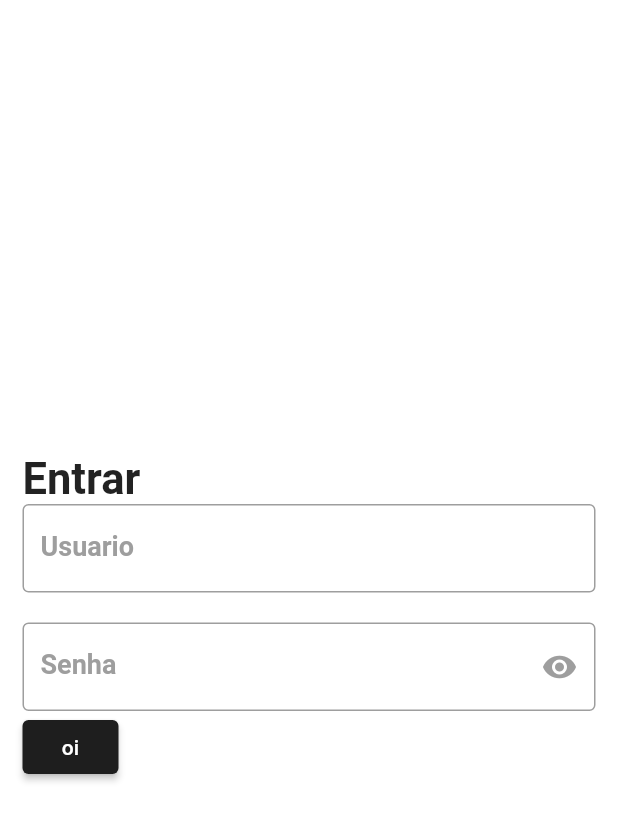
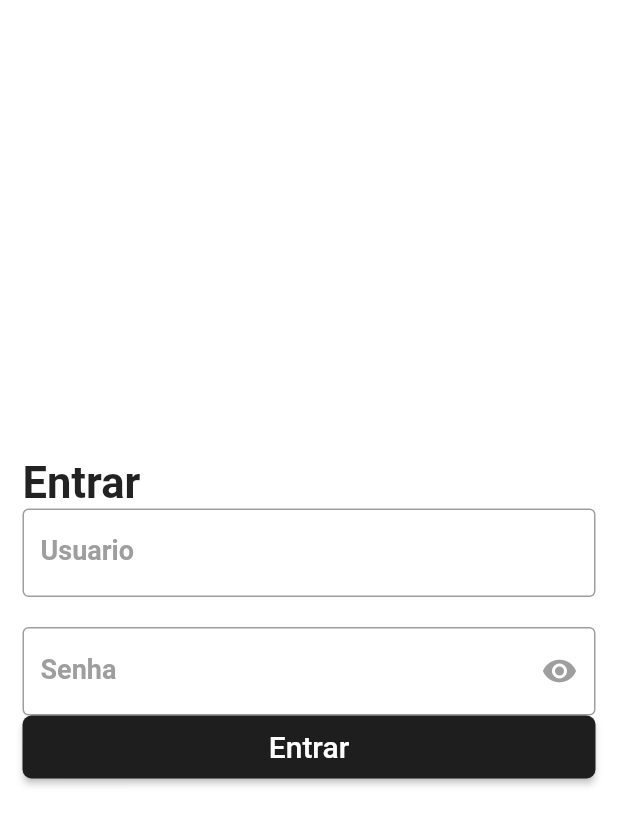
Before and after one commit to NeoSolutions2022/JudoApp, a Flutter app: the screen it shows after launch, on a phone screen of 412 x 824 dp. Shown: the top 825 px of the screen. Run offline on Flutter 3.47's test engine with Material 2 defaults, Android fonts, the light colour scheme and no system bars; our stand-ins replace get_it.

Commit message:
Create ElevatedButton for login page, and create news methods at login_view_model

```diff
--- a/judoapp/lib/app/View/login_page/login_page.dart
+++ b/judoapp/lib/app/View/login_page/login_page.dart
@@ -1,4 +1,5 @@
 import 'package:flutter/material.dart';
+import 'package:judoapp/app/View/login_page/widgets/ElevatedButton/elevated_button_login.dart';
 
 import 'package:judoapp/app/View_Model/View_Model.dart';
 
@@ -18,8 +19,8 @@ class LoginPage extends StatelessWidget {
         child: Column(
           mainAxisAlignment: MainAxisAlignment.center,
           crossAxisAlignment: CrossAxisAlignment.start,
-          children: [
-            const FittedBox(
+          children: const [
+            FittedBox(
               fit: BoxFit.fitWidth,
               child: Text(
                 'Entrar',
@@ -29,11 +30,8 @@ class LoginPage extends StatelessWidget {
                 ),
               ),
             ),
-            const TextFormFields(),
-            ElevatedButton(
-              onPressed: () {},
-              child: Text('oi'),
-            ),
+            TextFormFields(),
+            CustomElevatedButton(),
           ],
         ),
       ),
--- /dev/null
+++ b/judoapp/lib/app/View/login_page/widgets/ElevatedButton/elevated_button_login.dart
@@ -0,0 +1,44 @@
+import 'package:flutter/material.dart';
+import 'package:judoapp/app/config/style/style.dart';
+
+import '../../../../View_Model/View_Model.dart';
+
+import 'package:provider/provider.dart';
+
+class CustomElevatedButton extends StatelessWidget {
+  const CustomElevatedButton({super.key});
+
+  @override
+  Widget build(BuildContext context) {
+    final loginProvider = Provider.of<LoginViewModel>(context, listen: false);
+
+    return SizedBox(
+      width: double.infinity,
+      height: 42,
+      child: ElevatedButton(
+        style: ElevatedButton.styleFrom(
+            shape:
+                RoundedRectangleBorder(borderRadius: BorderRadius.circular(6))),
+        onPressed: () {
+          loginProvider.dismissKeyboard();
+          loginProvider.loginTry();
+        },
+        child: FittedBox(
+          fit: BoxFit.fitWidth,
+          child: Consumer<LoginViewModel>(
+            builder: (context, provider, child) => provider.loading
+                ? const SizedBox(
+                    height: 19,
+                    width: 19,
+                    child: CircularProgressIndicator(
+                      color: Colors.white,
+                    ),
+                  )
+                : Text('Entrar',
+                    style: Theme.of(context).textTheme.widgetsForegroundText),
+          ),
+        ),
+      ),
+    );
+  }
+}
```
Also changed, not shown: judoapp/lib/app/View_Model/login_view_model.dart (+16 -0 lines), judoapp/lib/app/config/style/textStyle.dart (+8 -0 lines).
